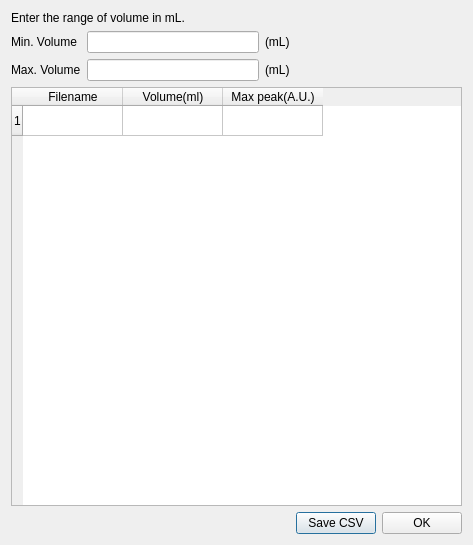
Above: FSECplotter/pyqt/dialogs/peaktable_dialog.ui from TaizoAyase/FSECplotter2 before the change. Below: the same form after it.
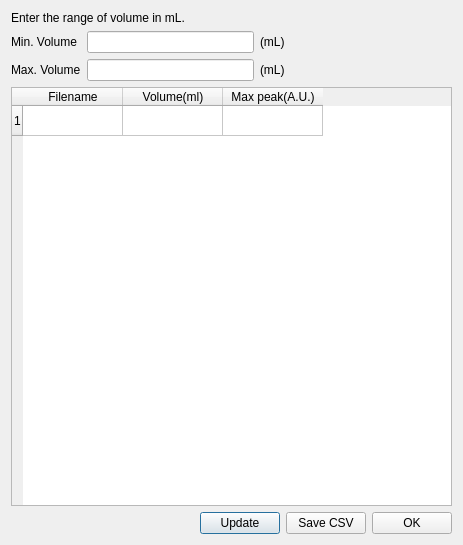
That is the form after the change.

```diff
--- a/FSECplotter/pyqt/dialogs/peaktable_dialog.ui
+++ b/FSECplotter/pyqt/dialogs/peaktable_dialog.ui
@@ -6,7 +6,7 @@
    <rect>
     <x>0</x>
     <y>0</y>
-    <width>473</width>
+    <width>463</width>
     <height>545</height>
    </rect>
   </property>
@@ -156,6 +156,13 @@
          </property>
         </spacer>
        </item>
+       <item>
+        <widget class="QPushButton" name="updateButton">
+         <property name="text">
+          <string>Update</string>
+         </property>
+        </widget>
+       </item>
        <item>
         <widget class="QPushButton" name="saveCSVButton">
          <property name="text">
```
Left out of the diff: 8 changed lines with no effect on the pictures.
